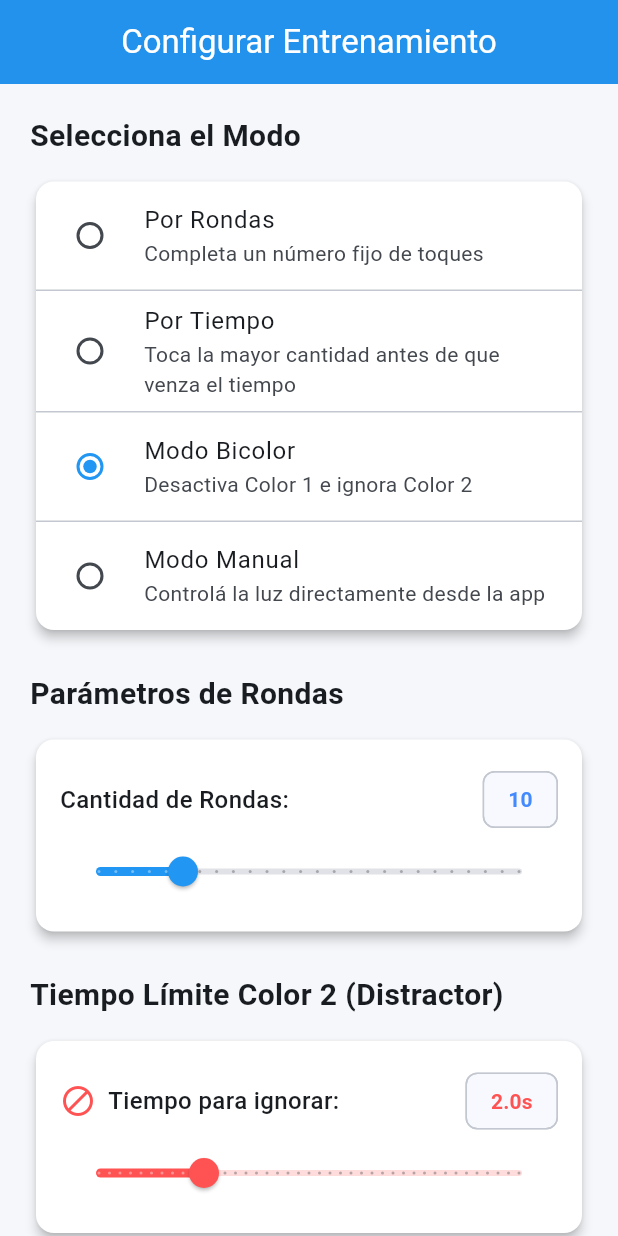
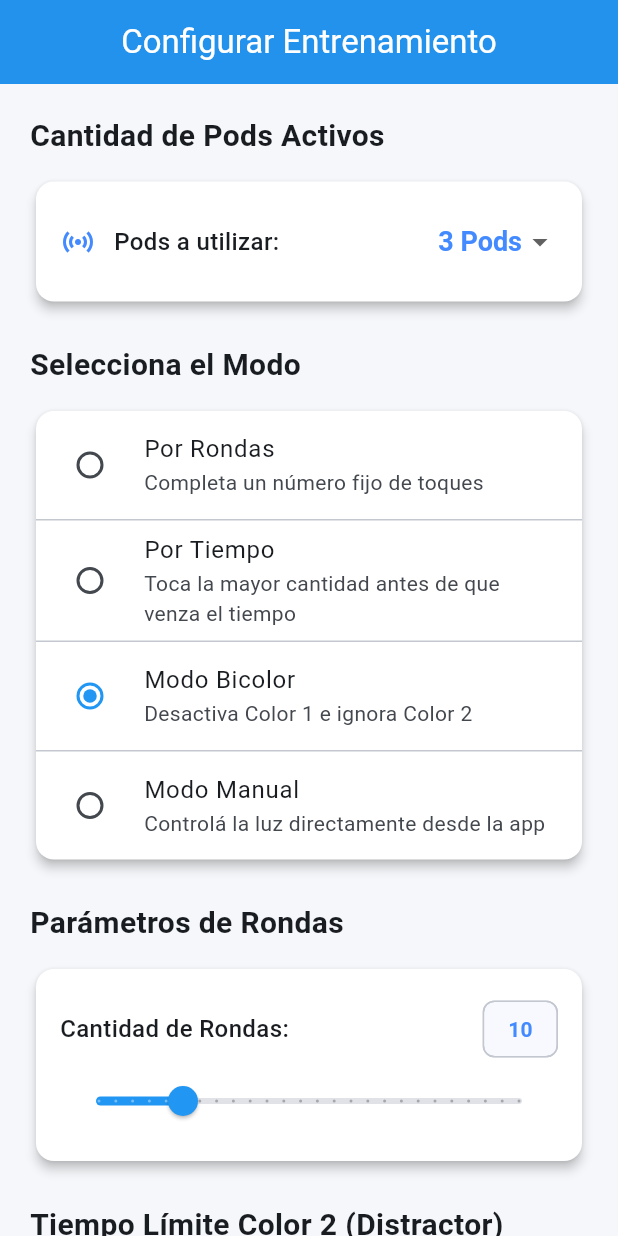
Before and after one commit to TiagoBesaron/GRUPO1_PF_5C_2026, a Flutter app: the ConfigEntrenamientoScreen screen opened by its route, after a tap on "Por Tiempo", after a tap on "Modo Bicolor", on a phone screen of 412 x 824 dp. Run offline on Flutter 3.47's test engine with Material 3 defaults, Android fonts, the phone set to English and light mode, and no system bars; our stand-ins replace audioplayers, firebase_auth, firebase_core, firebase_database, flutter_blue_plus, flutter_riverpod and 1 more; accounts and stored records are empty.

Commit message:
Modificaciones para mejorar

```diff
--- a/app/reacciona/lib/screens/config_entrenamiento_screen.dart
+++ b/app/reacciona/lib/screens/config_entrenamiento_screen.dart
@@ -17,6 +17,7 @@ class ConfigEntrenamientoScreen extends ConsumerStatefulWidget {
 class _ConfigEntrenamientoScreenState
     extends ConsumerState<ConfigEntrenamientoScreen> {
   ModoEntrenamiento _modo = ModoEntrenamiento.rondas;
+  int _cantidadPods = 3; // Cantidad de Pods activos (1 a 4)
   int _rondas = 10;
   int _tiempoLimiteSeg = 30;
 
@@ -112,12 +113,6 @@ class _ConfigEntrenamientoScreenState
           ),
         ),
       );
-
-      Future.delayed(const Duration(seconds: 3), () {
-        if (mounted) {
-          ScaffoldMessenger.of(context).hideCurrentSnackBar();
-        }
-      });
       return;
     }
 
@@ -133,16 +128,9 @@ class _ConfigEntrenamientoScreenState
           duration: Duration(seconds: 3),
         ),
       );
-
-      Future.delayed(const Duration(seconds: 3), () {
-        if (mounted) {
-          ScaffoldMessenger.of(context).hideCurrentSnackBar();
-        }
-      });
       return;
     }
 
-    // ACTIVACIÓN DE AUDIO POR INTERACCIÓN DIRECTA DEL USUARIO (Habilita el permiso en PC)
     ref.read(soundServiceProvider).playStart();
 
     List<int> rgbBase;
@@ -161,6 +149,7 @@ class _ConfigEntrenamientoScreenState
 
     final config = {
       'modo': modoStr,
+      'cantidadPods': _cantidadPods,
       'rondasTotal': (_modo == ModoEntrenamiento.rondas || _modo == ModoEntrenamiento.bicolor) ? _rondas : 0,
       'tiempoLimiteSeg': _tiempoLimiteSeg,
       'colorAleatorio': _colorSeleccionado == 'Aleatorio',
@@ -249,6 +238,66 @@ class _ConfigEntrenamientoScreenState
         child: Column(
           crossAxisAlignment: CrossAxisAlignment.start,
           children: [
+            // SECCIÓN SELECCIÓN DE PODS
+            const Text(
+              'Cantidad de Pods Activos',
+              style: TextStyle(
+                fontSize: 20,
+                fontWeight: FontWeight.bold,
+              ),
+            ),
+            const SizedBox(height: 12),
+            Card(
+              elevation: 3,
+              shape: RoundedRectangleBorder(
+                borderRadius: BorderRadius.circular(12),
+              ),
+              child: Padding(
+                padding: const EdgeInsets.all(16.0),
+                child: Row(
+                  mainAxisAlignment: MainAxisAlignment.spaceBetween,
+                  children: [
+                    const Row(
+                      children: [
+                        Icon(Icons.sensors, color: Colors.blueAccent),
+                        SizedBox(width: 12),
+                        Text(
+                          'Pods a utilizar:',
+                          style: TextStyle(
+                            fontSize: 16,
+                            fontWeight: FontWeight.w500,
+                          ),
+                        ),
+                      ],
+                    ),
+                    DropdownButton<int>(
+                      value: _cantidadPods,
+                      borderRadius: BorderRadius.circular(12),
+                      underline: const SizedBox(),
+                      style: const TextStyle(
+                        fontSize: 18,
+                        fontWeight: FontWeight.bold,
+                        color: Colors.blueAccent,
+                      ),
+                      items: [1, 2, 3, 4].map((numPods) {
+                        return DropdownMenuItem<int>(
+                          value: numPods,
+                          child: Text('$numPods Pod${numPods > 1 ? "s" : ""}'),
+                        );
+                      }).toList(),
+                      onChanged: (val) {
+                        if (val != null) {
+                          setState(() => _cantidadPods = val);
+                        }
+                      },
+                    ),
+                  ],
+                ),
+              ),
+            ),
+            const SizedBox(height: 24),
+
+            // SECCIÓN MODO DE ENTRENAMIENTO
             const Text(
               'Selecciona el Modo',
               style: TextStyle(
```
Also changed, not shown: Cosas arreglar.txt (added, +8 -0 lines), app/reacciona/lib/screens/entrenamiento_activo_screen.dart (+13 -24 lines), 2 other files.
